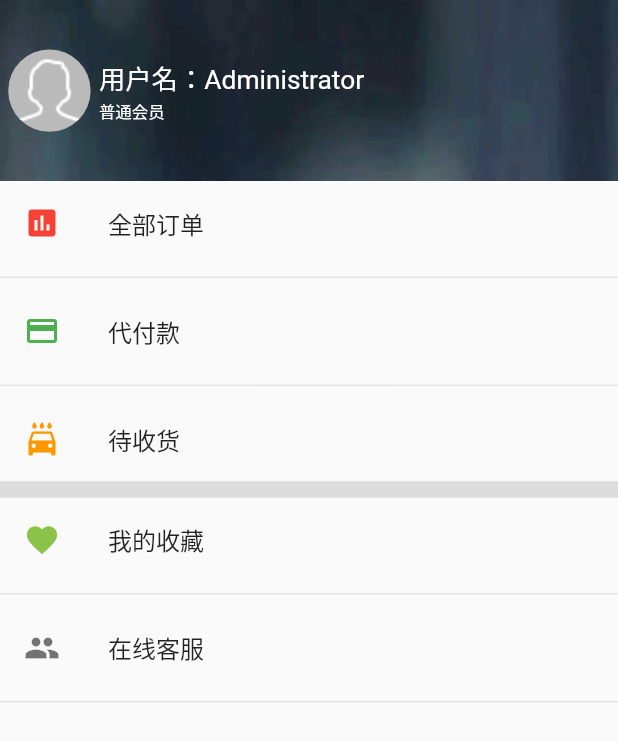
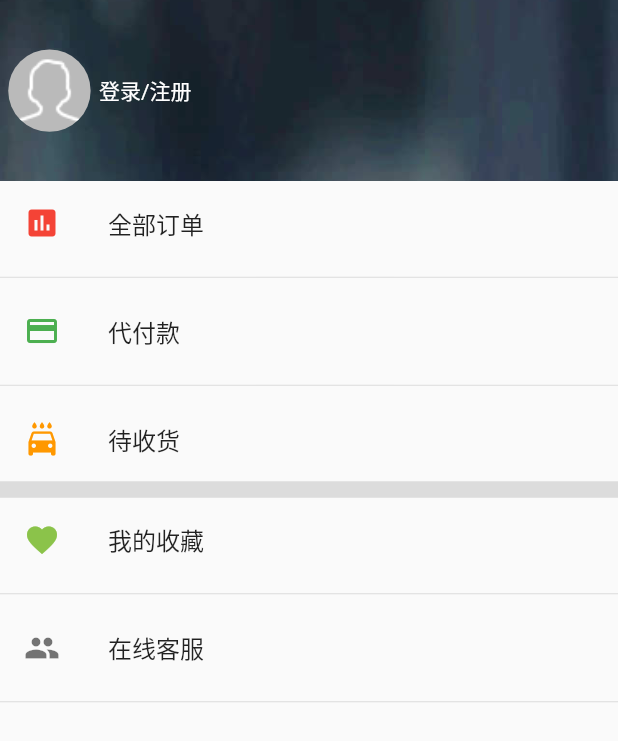
Before and after one commit to iambaofeng/jdflutter, a Flutter app: the PeoplePage screen opened by its route, on a phone screen of 412 x 824 dp. Shown: the top 741 px of the screen. Run offline on Flutter 3.47's test engine with Material 2 defaults, Android fonts, the phone set to English and light mode, and no system bars; drawn by our look-alikes of flutter_smart_dialog; our stand-ins replace dio, flutter_screenutil, flutter_swiper, get, shared_preferences; missing offline and left inert: flutter_inappwebview; accounts and stored records are empty; network calls fail; statements that could not run were skipped.

Commit message:
增加个人中心及登录页

```diff
--- a/lib/pages/Login.dart
+++ b/lib/pages/Login.dart
@@ -6,7 +6,12 @@ class LoginPage extends StatelessWidget {
 
   @override
   Widget build(BuildContext context) {
-    return null;
+    return Scaffold(
+      appBar: AppBar(
+        title: Text('登录页面'),
+      ),
+      body: Text('登录页面'),
+    );
   }
 }
 
--- a/lib/pages/tabs/People.dart
+++ b/lib/pages/tabs/People.dart
@@ -30,32 +30,37 @@ class PeoplePage extends StatelessWidget {
                     ),
                   ),
                 ),
+                Expanded(
+                  child: InkWell(
+                    onTap: () {
+                      Get.toNamed('loginPage');
+                    },
+                    child: Text(
+                      '登录/注册',
+                      style: TextStyle(color: Colors.white),
+                    ),
+                  ),
+                  flex: 1,
+                )
+
                 // Expanded(
-                //   child: Text(
-                //     '登录/注册',
-                //     style: TextStyle(color: Colors.white),
-                //   ),
-                //   flex: 1,
-                // )
-
-                Expanded(
-                    flex: 1,
-                    child: Column(
-                      mainAxisAlignment: MainAxisAlignment.center,
-                      crossAxisAlignment: CrossAxisAlignment.start,
-                      children: [
-                        Text(
-                          '用户名：Administrator',
-                          style: TextStyle(
-                              color: Colors.white, fontSize: setFontSize(32)),
-                        ),
-                        Text(
-                          '普通会员',
-                          style: TextStyle(
-                              color: Colors.white, fontSize: setFontSize(20)),
-                        ),
-                      ],
-                    ))
+                //     flex: 1,
+                //     child: Column(
+                //       mainAxisAlignment: MainAxisAlignment.center,
+                //       crossAxisAlignment: CrossAxisAlignment.start,
+                //       children: [
+                //         Text(
+                //           '用户名：Administrator',
+                //           style: TextStyle(
+                //               color: Colors.white, fontSize: setFontSize(32)),
+                //         ),
+                //         Text(
+                //           '普通会员',
+                //           style: TextStyle(
+                //               color: Colors.white, fontSize: setFontSize(20)),
+                //         ),
+                //       ],
+                //     ))
               ],
             ),
           ),
--- a/lib/routers/route.dart
+++ b/lib/routers/route.dart
@@ -1,3 +1,4 @@
+import 'package:flutter_jdshop/pages/Login.dart';
 import 'package:flutter_jdshop/pages/ProductContent.dart';
 import 'package:flutter_jdshop/pages/ProductList.dart';
 import 'package:flutter_jdshop/pages/Search.dart';
@@ -16,5 +17,6 @@ var routes = [
   GetPage(name: 'Category', page: () => CategoryPage()),
   GetPage(name: 'productList', page: () => ProductListPage()),
   GetPage(name: 'search', page: () => SearchPage()),
-  GetPage(name: 'productContent', page: () => ProductContentPage())
+  GetPage(name: 'productContent', page: () => ProductContentPage()),
+  GetPage(name: 'loginPage', page: () => LoginPage())
 ];
```
